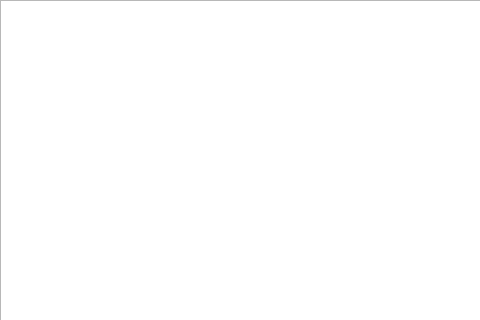
W3SS/chess-qt, file gamewindow.ui: the form before one commit; both pictures show x 0 to 480 and y 0 to 320 of the 800 by 800 pixel window.
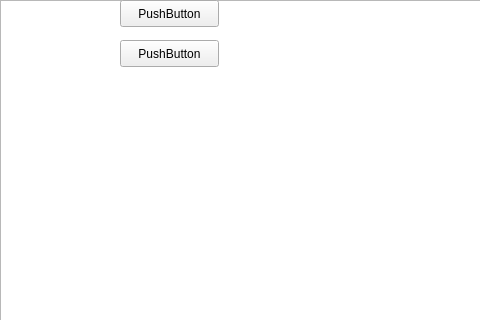
The form after the commit.

What changed in the file:
```diff
--- a/gamewindow.ui
+++ b/gamewindow.ui
@@ -48,6 +48,32 @@
      </rect>
     </property>
    </widget>
+   <widget class="QPushButton" name="pushButton">
+    <property name="geometry">
+     <rect>
+      <x>120</x>
+      <y>0</y>
+      <width>99</width>
+      <height>27</height>
+     </rect>
+    </property>
+    <property name="text">
+     <string>PushButton</string>
+    </property>
+   </widget>
+   <widget class="QPushButton" name="pushButton_2">
+    <property name="geometry">
+     <rect>
+      <x>120</x>
+      <y>40</y>
+      <width>99</width>
+      <height>27</height>
+     </rect>
+    </property>
+    <property name="text">
+     <string>PushButton</string>
+    </property>
+   </widget>
   </widget>
   <widget class="QMenuBar" name="menubar">
    <property name="geometry">
```
